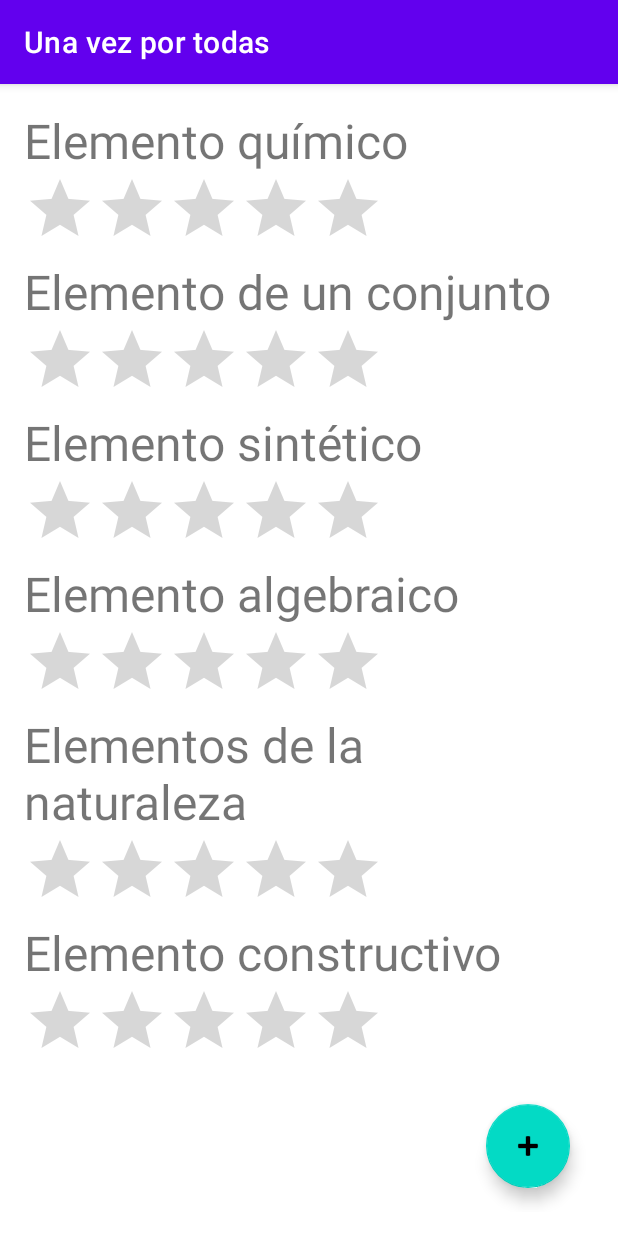
After one commit to Tonaxe/Practica-Android, an Android app: the fragment RecyclerElementosFragment shown on its own in the app's theme, on a phone screen of 412 x 824 dp. The commit adds this screen. Run offline under Robolectric (Android 15) with nearby library versions, the phone set to English and light mode, and no system bars; 1 statement that could not run was skipped.

Commit message:
recyclerView sin base de datos

```diff
--- /dev/null
+++ b/app/src/main/java/com/example/unavezportodas/Elemento.java
@@ -0,0 +1,12 @@
+package com.example.unavezportodas;
+
+public class Elemento {
+    String nombre;
+    String descripcion;
+    float valoracion;
+
+    public Elemento(String nombre, String descripcion) {
+        this.nombre = nombre;
+        this.descripcion = descripcion;
+    }
+}
--- /dev/null
+++ b/app/src/main/java/com/example/unavezportodas/ElementosRepositorio.java
@@ -0,0 +1,41 @@
+package com.example.unavezportodas;
+
+import java.util.ArrayList;
+import java.util.List;
+
+public class ElementosRepositorio {
+
+    List<Elemento> elementos = new ArrayList<>();
+
+    interface Callback {
+        void cuandoFinalice(List<Elemento> elementos);
+    }
+
+    ElementosRepositorio(){
+        elementos.add(new Elemento("Elemento químico", "Es un átomo con moléculas, aquella sustancia que no puede ser descompuesta mediante una reacción química, en otras más simples. Pueden existir dos átomos de un mismo elemento con características distintas y, en el caso de que estos posean número másico distinto, pertenecen al mismo elemento pero en lo que se conoce como uno de sus isótopos."));
+        elementos.add(new Elemento("Elemento de un conjunto", "En teoría de conjuntos, un elemento o miembro de un conjunto (o familia de conjuntos) es un objeto que forma parte de ese conjunto (o familia)."));
+        elementos.add(new Elemento("Elemento sintético", "En química, un elemento sintético es un elemento químico que no aparece de forma natural en la Tierra, y solo puede ser creado artificialmente."));
+        elementos.add(new Elemento("Elemento algebraico", "En matemáticas, más concretamente en álgebra abstracta y teoría de cuerpos, se dice que un elemento es algebraico sobre un cuerpo si es raíz de algún polinomio con coeficientes en dicho cuerpo. Los elementos algebraicos sobre el cuerpo de los números racionales reciben el nombre de números algebraicos."));
+        elementos.add(new Elemento("Elementos de la naturaleza","Los cuatro o cinco elementos de la naturaleza —normalmente agua, tierra, fuego y aire, a los que se añade la quintaesencia o éter— eran, para muchas doctrinas antiguas, los constituyentes básicos de la materia y explicaban el comportamiento de la naturaleza. El modelo estuvo vigente hasta que la ciencia moderna empezó a desentrañar los elementos y reacciones químicas."));
+        elementos.add(new Elemento("Elemento constructivo","Un elemento constructivo es cada uno de los componentes materiales que integran una obra de construcción. Se suelen clasificar en estructurales y compartimentadores."));
+    }
+
+    List<Elemento> obtener() {
+        return elementos;
+    }
+
+    void insertar(Elemento elemento, Callback callback){
+        elementos.add(elemento);
+        callback.cuandoFinalice(elementos);
+    }
+
+    void eliminar(Elemento elemento, Callback callback) {
+        elementos.remove(elemento);
+        callback.cuandoFinalice(elementos);
+    }
+
+    void actualizar(Elemento elemento, float valoracion, Callback callback) {
+        elemento.valoracion = valoracion;
+        callback.cuandoFinalice(elementos);
+    }
+}
--- /dev/null
+++ b/app/src/main/java/com/example/unavezportodas/ElementosViewModel.java
@@ -0,0 +1,65 @@
+package com.example.unavezportodas;
+
+import android.app.Application;
+
+import androidx.annotation.NonNull;
+import androidx.lifecycle.AndroidViewModel;
+import androidx.lifecycle.MutableLiveData;
+
+import java.util.List;
+
+public class ElementosViewModel extends AndroidViewModel {
+
+    ElementosRepositorio elementosRepositorio;
+
+    MutableLiveData<List<Elemento>> listElementosMutableLiveData = new MutableLiveData<>();
+
+    MutableLiveData<Elemento> elementoSeleccionado = new MutableLiveData<>();
+
+    public ElementosViewModel(@NonNull Application application) {
+        super(application);
+
+        elementosRepositorio = new ElementosRepositorio();
+
+        listElementosMutableLiveData.setValue(elementosRepositorio.obtener());
+    }
+
+    MutableLiveData<List<Elemento>> obtener(){
+        return listElementosMutableLiveData;
+    }
+
+    void insertar(Elemento elemento){
+        elementosRepositorio.insertar(elemento, new ElementosRepositorio.Callback() {
+            @Override
+            public void cuandoFinalice(List<Elemento> elementos) {
+                listElementosMutableLiveData.setValue(elementos);
+            }
+        });
+    }
+
+    void eliminar(Elemento elemento){
+        elementosRepositorio.eliminar(elemento, new ElementosRepositorio.Callback() {
+            @Override
+            public void cuandoFinalice(List<Elemento> elementos) {
+                listElementosMutableLiveData.setValue(elementos);
+            }
+        });
+    }
+
+    void actualizar(Elemento elemento, float valoracion){
+        elementosRepositorio.actualizar(elemento, valoracion, new ElementosRepositorio.Callback() {
+            @Override
+            public void cuandoFinalice(List<Elemento> elementos) {
+                listElementosMutableLiveData.setValue(elementos);
+            }
+        });
+    }
+
+    void seleccionar(Elemento elemento){
+        elementoSeleccionado.setValue(elemento);
+    }
+
+    MutableLiveData<Elemento> seleccionado(){
+        return elementoSeleccionado;
+    }
+}
--- /dev/null
+++ b/app/src/main/java/com/example/unavezportodas/RecyclerElementosFragment.java
@@ -0,0 +1,142 @@
+package com.example.unavezportodas;
+
+import android.os.Bundle;
+
+import androidx.annotation.NonNull;
+import androidx.annotation.Nullable;
+import androidx.fragment.app.Fragment;
+import androidx.lifecycle.Observer;
+import androidx.lifecycle.ViewModelProvider;
+import androidx.navigation.NavController;
+import androidx.navigation.Navigation;
+import androidx.recyclerview.widget.ItemTouchHelper;
+import androidx.recyclerview.widget.RecyclerView;
+
+import android.view.LayoutInflater;
+import android.view.View;
+import android.view.ViewGroup;
+import android.widget.RatingBar;
+
+
+import com.example.unavezportodas.databinding.FragmentRecyclerElementosBinding;
+import com.example.unavezportodas.databinding.ViewholderElementoBinding;
+
+import java.util.List;
+
+public class RecyclerElementosFragment extends Fragment {
+
+    private FragmentRecyclerElementosBinding binding;
+    private ElementosViewModel elementosViewModel;
+    private NavController navController;
+
+    @Override
+    public View onCreateView(LayoutInflater inflater, ViewGroup container,
+                             Bundle savedInstanceState) {
+        // Inflate the layout for this fragment
+        return (binding = FragmentRecyclerElementosBinding.inflate(inflater, container, false)).getRoot();
+    }
+
+    @Override
+    public void onViewCreated(@NonNull View view, @Nullable Bundle savedInstanceState) {
+        super.onViewCreated(view, savedInstanceState);
+
+        elementosViewModel = new ViewModelProvider(requireActivity()).get(ElementosViewModel.class);
+        navController = Navigation.findNavController(view);
+
+        binding.irANuevoElemento.setOnClickListener(new View.OnClickListener() {
+            @Override
+            public void onClick(View v) {
+                navController.navigate(R.id.action_recyclerElementosFragment_to_nuevoElementoFragment);
+            }
+        });
+
+        ElementosAdapter elementosAdapter = new ElementosAdapter();
+        binding.recyclerView.setAdapter(elementosAdapter);
+
+        elementosViewModel.obtener().observe(getViewLifecycleOwner(), new Observer<List<Elemento>>() {
+            @Override
+            public void onChanged(List<Elemento> elementos) {
+                elementosAdapter.establecerLista(elementos);
+            }
+        });
+
+        new ItemTouchHelper(new ItemTouchHelper.SimpleCallback(
+                ItemTouchHelper.UP | ItemTouchHelper.DOWN,
+                ItemTouchHelper.RIGHT  | ItemTouchHelper.LEFT) {
+
+            @Override
+            public boolean onMove(@NonNull RecyclerView recyclerView, @NonNull RecyclerView.ViewHolder viewHolder, @NonNull RecyclerView.ViewHolder target) {
+                return true;
+            }
+
+            @Override
+            public void onSwiped(@NonNull RecyclerView.ViewHolder viewHolder, int direction) {
+                int posicion = viewHolder.getAdapterPosition();
+                Elemento elemento = elementosAdapter.obtenerElemento(posicion);
+                elementosViewModel.eliminar(elemento);
+
+            }
+        }).attachToRecyclerView(binding.recyclerView);
+
+    }
+
+    class ElementoViewHolder extends RecyclerView.ViewHolder {
+        private final ViewholderElementoBinding binding;
+
+        public ElementoViewHolder(ViewholderElementoBinding binding) {
+            super(binding.getRoot());
+            this.binding = binding;
+        }
+    }
+
+    class ElementosAdapter extends RecyclerView.Adapter<ElementoViewHolder> {
+
+        List<Elemento> elementos;
+
+        @NonNull
+        @Override
+        public ElementoViewHolder onCreateViewHolder(@NonNull ViewGroup parent, int viewType) {
+            return new ElementoViewHolder(ViewholderElementoBinding.inflate(getLayoutInflater(), parent, false));
+        }
+
+        @Override
+        public void onBindViewHolder(@NonNull ElementoViewHolder holder, int position) {
+
+            Elemento elemento = elementos.get(position);
+
+            holder.binding.nombre.setText(elemento.nombre);
+            holder.binding.valoracion.setRating(elemento.valoracion);
+
+            holder.binding.valoracion.setOnRatingBarChangeListener(new RatingBar.OnRatingBarChangeListener() {
+                @Override
+                public void onRatingChanged(RatingBar ratingBar, float rating, boolean fromUser) {
+                    if(fromUser) {
+                        elementosViewModel.actualizar(elemento, rating);
+                    }
+                }
+            });
+
+            holder.itemView.setOnClickListener(new View.OnClickListener() {
+                @Override
+                public void onClick(View v) {
+                    elementosViewModel.seleccionar(elemento);
+                    navController.navigate(R.id.action_recyclerElementosFragment_to_mostrarElementoFragment);
+                }
+            });
+        }
+
+        @Override
+        public int getItemCount() {
+            return elementos != null ? elementos.size() : 0;
+        }
+
+        public void establecerLista(List<Elemento> elementos) {
+            this.elementos = elementos;
+            notifyDataSetChanged();
+        }
+
+        public Elemento obtenerElemento(int posicion) {
+            return elementos.get(posicion);
+        }
+    }
+}
--- a/app/src/main/res/layout/activity_main.xml
+++ b/app/src/main/res/layout/activity_main.xml
@@ -23,4 +23,5 @@
         android:fitsSystemWindows="true"
         app:headerLayout="@layout/nav_header_main"
         app:menu="@menu/activity_main_drawer" />
+
 </androidx.drawerlayout.widget.DrawerLayout>
--- /dev/null
+++ b/app/src/main/res/layout/fragment_recycler_elementos.xml
@@ -0,0 +1,25 @@
+<?xml version="1.0" encoding="utf-8"?>
+<FrameLayout xmlns:android="http://schemas.android.com/apk/res/android"
+    xmlns:tools="http://schemas.android.com/tools"
+    android:layout_width="match_parent"
+    android:layout_height="match_parent"
+    xmlns:app="http://schemas.android.com/apk/res-auto"
+    android:padding="16dp"
+    tools:context=".RecyclerElementosFragment">
+
+
+    <com.google.android.material.floatingactionbutton.FloatingActionButton
+        android:id="@+id/irANuevoElemento"
+        android:layout_width="wrap_content"
+        android:layout_height="wrap_content"
+        android:layout_gravity="bottom|end"
+        android:layout_margin="16dp"
+        app:srcCompat="@android:drawable/ic_input_add" />
+
+    <androidx.recyclerview.widget.RecyclerView
+        android:id="@+id/recyclerView"
+        android:layout_width="match_parent"
+        android:layout_height="match_parent"
+        app:layoutManager="androidx.recyclerview.widget.LinearLayoutManager" />
+
+</FrameLayout>
--- /dev/null
+++ b/app/src/main/res/layout/viewholder_elemento.xml
@@ -0,0 +1,17 @@
+<?xml version="1.0" encoding="utf-8"?>
+<LinearLayout xmlns:android="http://schemas.android.com/apk/res/android"
+    android:layout_width="match_parent"
+    android:layout_height="wrap_content"
+    android:orientation="vertical">
+
+    <TextView
+        android:id="@+id/nombre"
+        android:layout_width="match_parent"
+        android:layout_height="wrap_content"
+        android:textSize="32sp" />
+    <RatingBar
+        android:id="@+id/valoracion"
+        android:layout_width="wrap_content"
+        android:layout_height="wrap_content"
+        android:numStars="5" />
+</LinearLayout>
--- a/app/src/main/res/menu/activity_main_drawer.xml
+++ b/app/src/main/res/menu/activity_main_drawer.xml
@@ -16,5 +16,9 @@
             android:id="@+id/nav_slideshow"
             android:icon="@drawable/ic_menu_slideshow"
             android:title="@string/menu_slideshow" />
+        <item
+            android:id="@+id/nav_recyclerview"
+            android:icon="@drawable/ic_menu_camera"
+            android:title="RecyclerView" />
     </group>
 </menu>
--- a/app/src/main/res/values/strings.xml
+++ b/app/src/main/res/values/strings.xml
@@ -10,4 +10,6 @@
     <string name="menu_home">Home</string>
     <string name="menu_gallery">Gallery</string>
     <string name="menu_slideshow">Slideshow</string>
+    <!-- TODO: Remove or change this placeholder text -->
+    <string name="hello_blank_fragment">Hello blank fragment</string>
 </resources>
```
Also changed, not shown: app/src/main/java/com/example/unavezportodas/MainActivity.java (+41 -9 lines), app/src/main/java/com/example/unavezportodas/MostrarElementoFragment.java (added, +51 -0 lines), app/src/main/java/com/example/unavezportodas/NuevoElementoFragment.java (added, +49 -0 lines), app/src/main/res/layout/app_bar_main.xml (+0 -9 lines), app/src/main/res/layout/fragment_mostrar_elemento.xml (added, +26 -0 lines), app/src/main/res/layout/fragment_nuevo_elemento.xml (added, +25 -0 lines), app/src/main/res/navigation/mobile_navigation.xml (+23 -0 lines).
